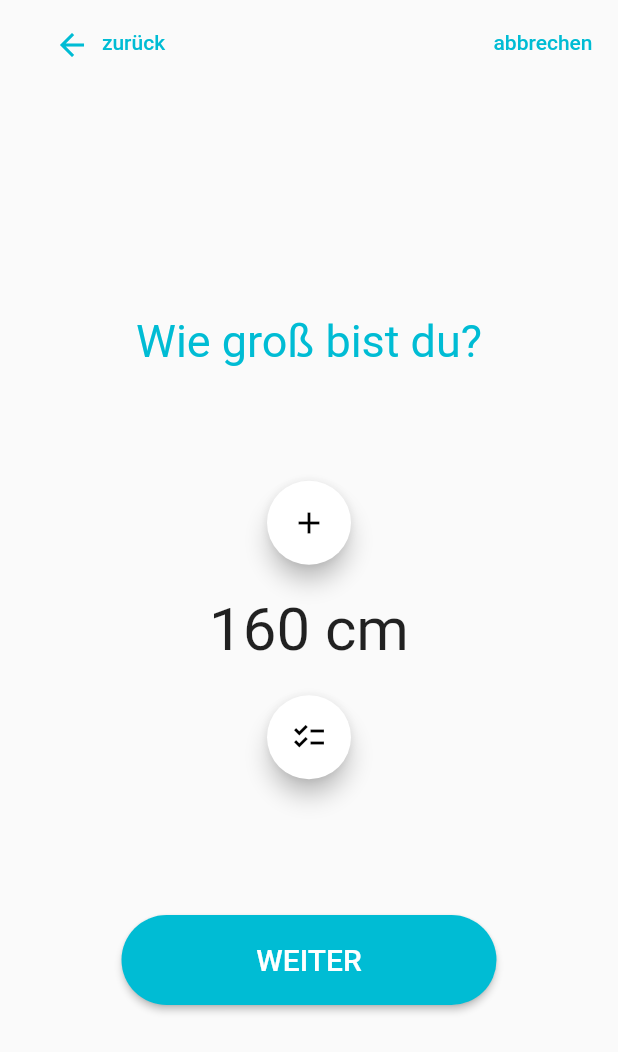
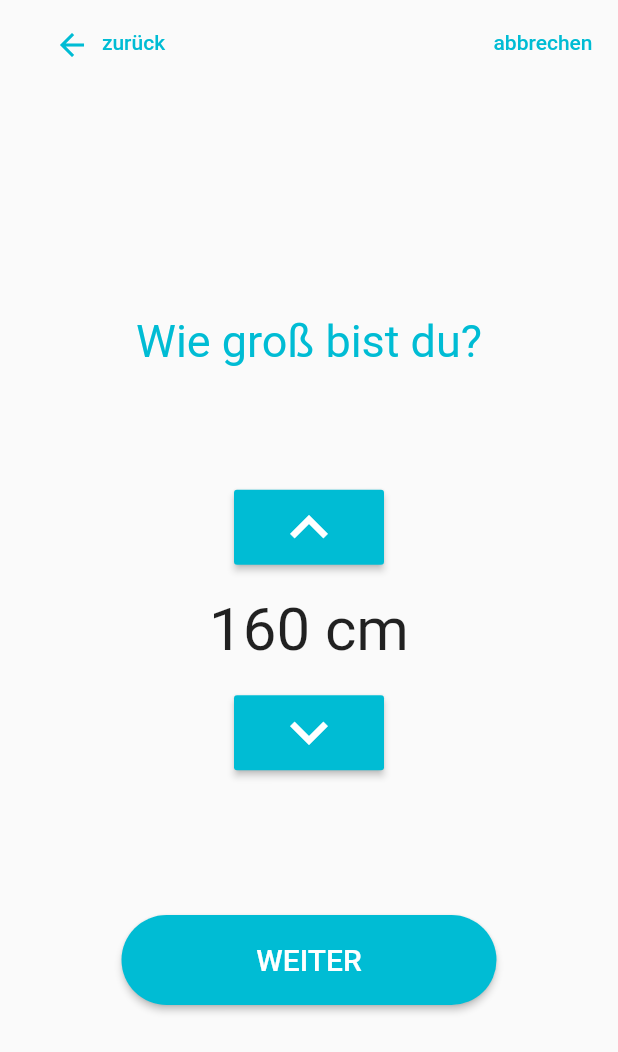
Before and after one commit to VolodymyrBiryuk/31_Digitale_Krankheits_Anamnese_CovOx, a Flutter app: the QuestionHeight screen opened directly, on a phone screen of 412 x 824 dp. Shown: the top 1052 px of the screen. Run offline on Flutter 3.47's test engine with Material 2 defaults, Android fonts, the phone set to English and light mode, and no system bars; our stand-ins replace flutter_form_builder; Roboto replaces fonts that are missing (Monserrat).

Commit message:
change increment icon

```diff
--- a/app/covox/lib/widgets/increment_widget.dart
+++ b/app/covox/lib/widgets/increment_widget.dart
@@ -44,10 +44,10 @@ void minus() {
     return Column(
       mainAxisAlignment: MainAxisAlignment.center,
           children: <Widget>[
-              new FloatingActionButton(
+              new RaisedButton(
                 onPressed: add,
-                child: new Icon(Icons.add, color: Colors.black,),
-                backgroundColor: Colors.white,),
+                child: new Icon(Icons.keyboard_arrow_up, size: 50,),
+              ),
 
               Padding(padding: const EdgeInsets.all(10.0),),
 
@@ -56,13 +56,10 @@ void minus() {
 
               Padding(padding: const EdgeInsets.all(10.0),),
 
-              new FloatingActionButton(
+              new RaisedButton(
                 onPressed: minus,
-                child: new Icon(
-                const IconData(0xe15b, fontFamily: 'MaterialIcons'),
-                color: Colors.black),
-                backgroundColor: Colors.white,),
-
+                child: new Icon(Icons.keyboard_arrow_down, size: 50,),
+              ),
               Padding(padding: const EdgeInsets.all(40.0),)
         ],
     );
```
Also changed, not shown: app/covox/lib/screens/basic_questions_page.dart (deleted, +0 -74 lines).
